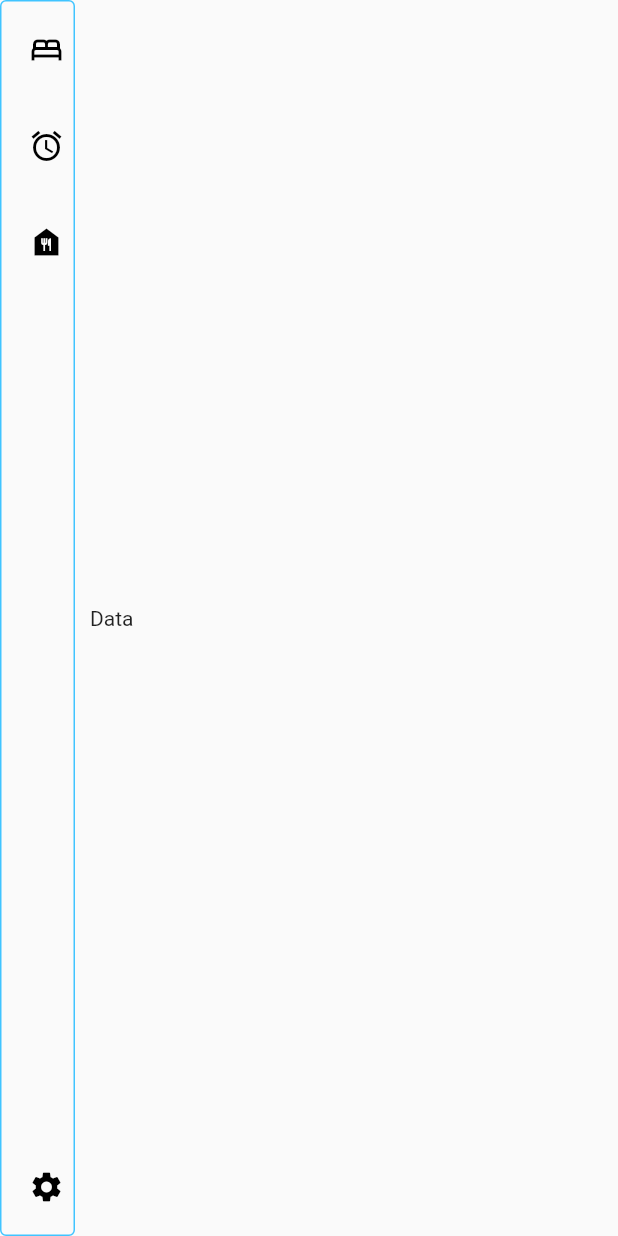
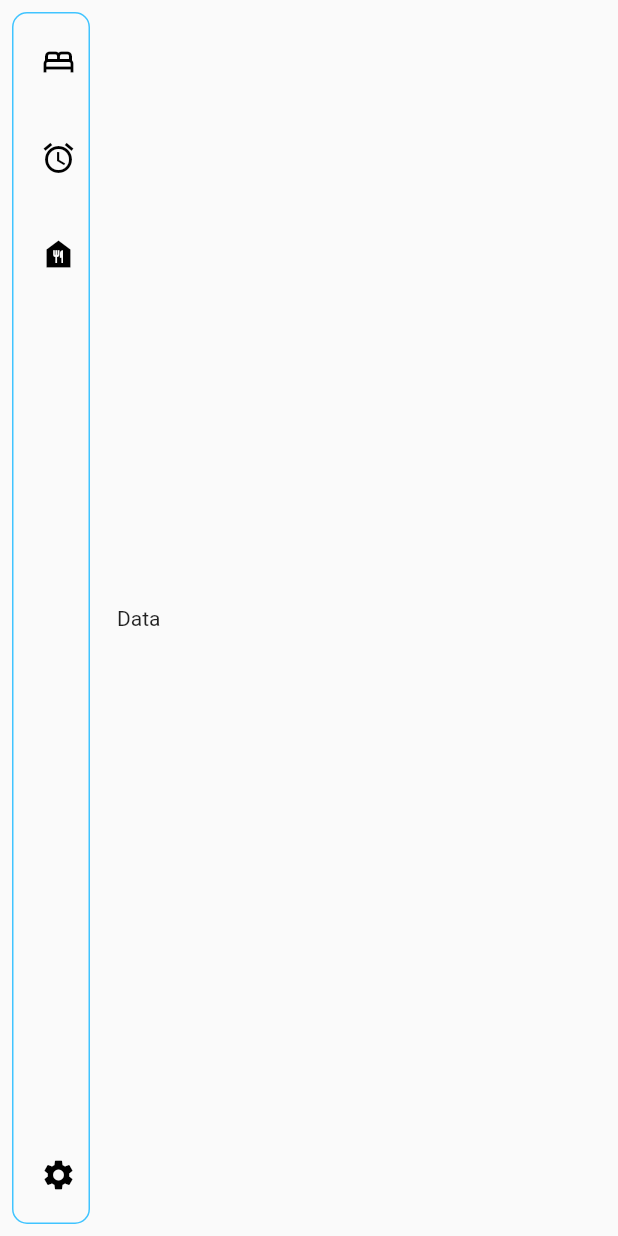
Before and after one commit to razhterize/pgr-maze, a Flutter app: the screen it shows after launch, on a phone screen of 412 x 824 dp. Run offline on Flutter 3.47's test engine with Material 2 defaults, Android fonts, the phone set to English and light mode, and no system bars; our stand-ins replace pocketbase; missing offline and left inert: dart:html.

Commit message:
sidebar finished (probably)

```diff
--- a/lib/app/widget/Sidebar.dart
+++ b/lib/app/widget/Sidebar.dart
@@ -11,16 +11,17 @@ class Sidebar extends StatefulWidget {
 }
 
 class _SidebarState extends State<Sidebar> {
-  bool _open = false;
   @override
   Widget build(BuildContext context) {
-    return AnimatedContainer(
-      duration: const Duration(milliseconds: 350),
-      width: _open ? 100 : 50,
+    return Padding(
+      padding: const EdgeInsets.all(8.0),
+      child: Container(
         decoration: BoxDecoration(
           border: Border.all(color: Colors.lightBlueAccent),
-        borderRadius: BorderRadius.circular(4),
+          borderRadius: BorderRadius.circular(10),
         ),
+        child: SizedBox(
+          width: 50,
           child: Column(
             children: [
               sidebarItem(Icons.bed_outlined, "Main"),
@@ -29,6 +30,8 @@ class _SidebarState extends State<Sidebar> {
               Spacer(),
               sidebarItem(Icons.settings, "Settings")
             ],
+          ),
+        ),
       ),
     );
   }
```
Lines whose indentation alone changed are shown as unchanged.
